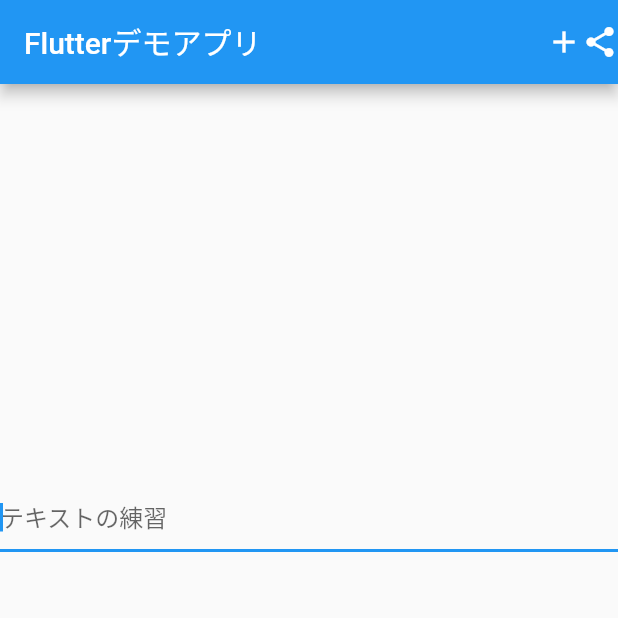
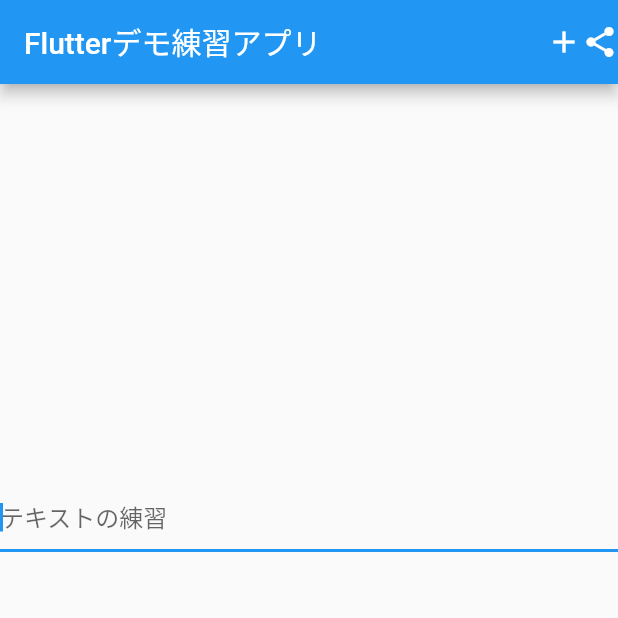
Before and after one commit to yusuke-00/flutter_demo_app, a Flutter app: the screen it shows after launch, on a phone screen of 412 x 824 dp, the top half of it. Run offline on Flutter 3.47's test engine with Material 2 defaults, Android fonts, the phone set to English and light mode, and no system bars.

Commit message:
third commit

```diff
--- a/lib/main.dart
+++ b/lib/main.dart
@@ -46,7 +46,7 @@ class _MyHomePageState extends State<MyHomePage> {
   Widget build(BuildContext context) {
     return Scaffold(
       appBar: AppBar(
-        title: Text("Flutterデモアプリ"),
+        title: Text("Flutterデモ練習アプリ"),
         actions: <Widget>[Icon(Icons.add), Icon(Icons.share)],
       ),
       body: Center(
```
